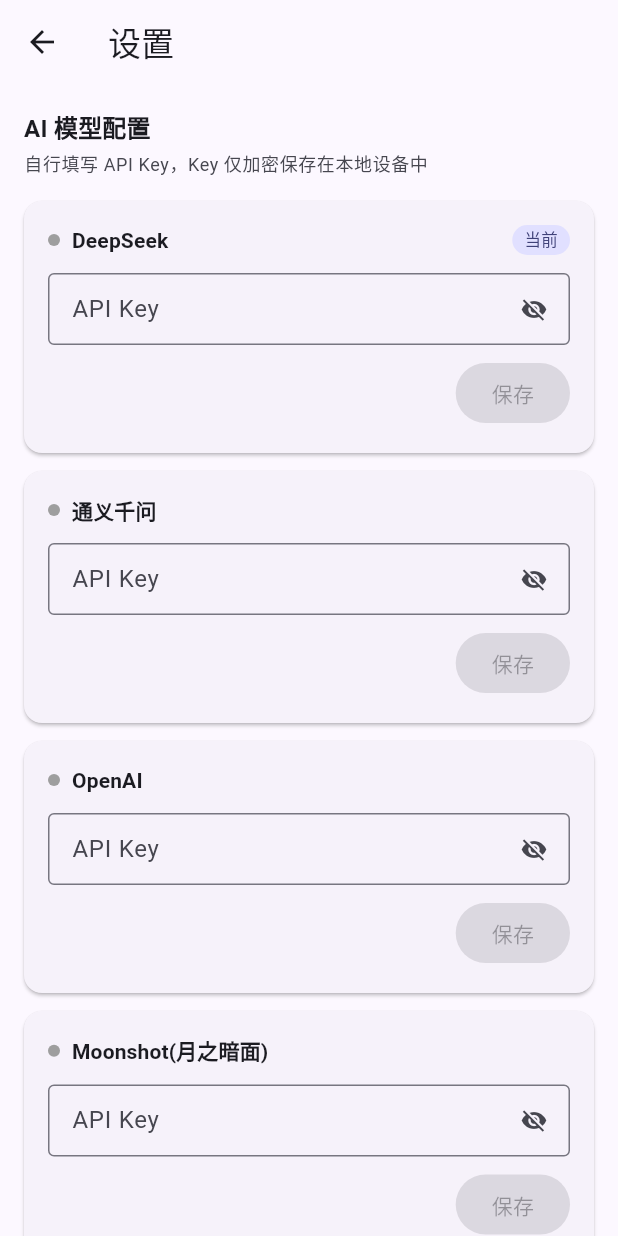
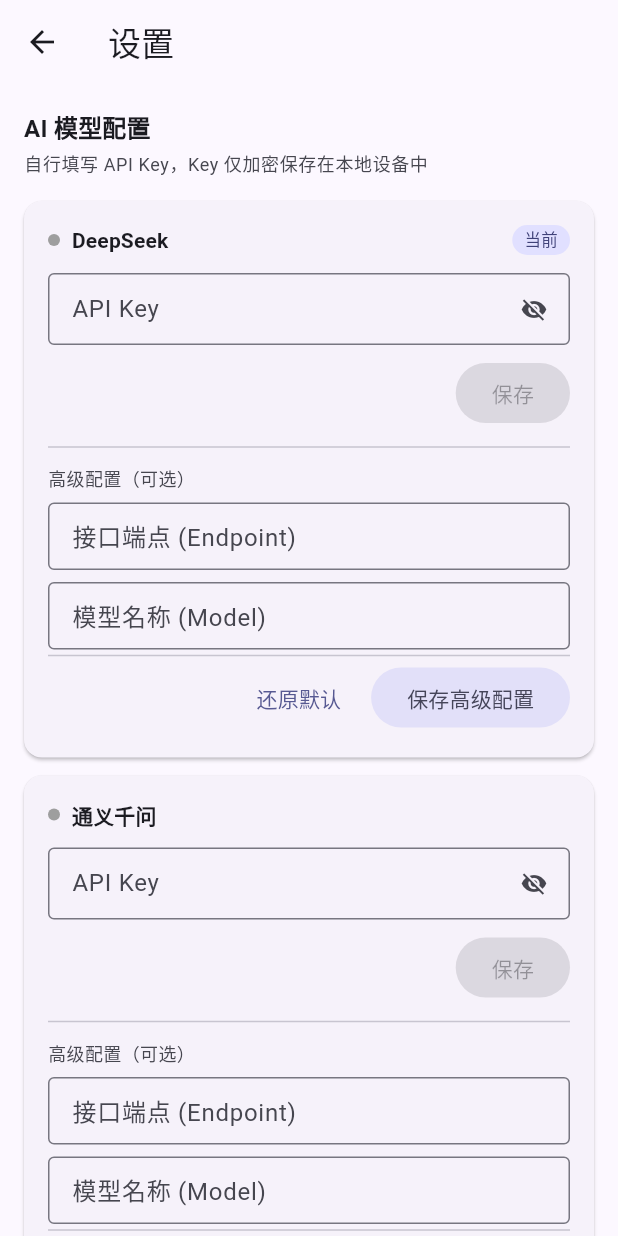
Before and after one commit to KongMingT/WriteAssistant, a Flutter app: the SettingsScreen screen opened directly, on a phone screen of 412 x 824 dp. Run offline on Flutter 3.47's test engine with Material 3 defaults, Android fonts, the phone set to English and light mode, and no system bars; our stand-ins replace dio, drift, file_picker, flutter_riverpod, flutter_secure_storage; accounts and stored records are empty; generated files the repository leaves out were written again.

Commit message:
feat: 设置页支持自定义端点/模型，AiClient 实际生效
- AiProvider 枚举新增 defaultModel，消除 ai_client 硬编码模型名
- 新增 get/save/deleteCustomEndpoint & CustomModel（按供应商隔离存储键）
- 设置页每个供应商卡片增加高级配置区：可自定义接口端点与模型名
- AiClient._getEndpoint/_defaultModel 改为异步读取自定义配置，优先级：显式传参 > 自定义 > 默认值

```diff
--- a/lib/core/ai/ai_client.dart
+++ b/lib/core/ai/ai_client.dart
@@ -23,8 +23,8 @@
     String model = '',
     bool stream = false,
   }) async {
-    final endpoint = _getEndpoint(provider);
-    final modelName = model.isEmpty ? _defaultModel(provider) : model;
+    final endpoint = await _getEndpoint(provider);
+    final modelName = await _defaultModel(provider, model);
 
     final response = await _dio.post(
       endpoint,
@@ -58,8 +58,8 @@
     required List<AiMessage> messages,
     String model = '',
   }) async* {
-    final endpoint = _getEndpoint(provider);
-    final modelName = model.isEmpty ? _defaultModel(provider) : model;
+    final endpoint = await _getEndpoint(provider);
+    final modelName = await _defaultModel(provider, model);
 
     final response = await _dio.post(
       endpoint,
@@ -100,21 +100,17 @@
     }
   }
 
-  String _getEndpoint(AiProvider provider) {
-    return provider.defaultEndpoint;
+  /// 解析最终端点：优先使用用户自定义的端点，否则使用供应商默认值
+  Future<String> _getEndpoint(AiProvider provider) async {
+    final custom = await getCustomEndpoint(provider);
+    return (custom == null || custom.trim().isEmpty) ? provider.defaultEndpoint : custom.trim();
   }
 
-  String _defaultModel(AiProvider provider) {
-    switch (provider) {
-      case AiProvider.deepseek:
-        return 'deepseek-chat';
-      case AiProvider.tongyi:
-        return 'qwen-plus';
-      case AiProvider.openai:
-        return 'gpt-4o-mini';
-      case AiProvider.moonshot:
-        return 'moonshot-v1-8k';
-    }
+  /// 解析最终模型名：显式传参 > 用户自定义 > 供应商默认值
+  Future<String> _defaultModel(AiProvider provider, String override) async {
+    if (override.isNotEmpty) return override;
+    final custom = await getCustomModel(provider);
+    return (custom == null || custom.trim().isEmpty) ? provider.defaultModel : custom.trim();
   }
 }
 
--- a/lib/core/ai/models/ai_model_config.dart
+++ b/lib/core/ai/models/ai_model_config.dart
@@ -5,14 +5,15 @@
 
 /// 支持的 AI 模型供应商
 enum AiProvider {
-  deepseek('DeepSeek', 'https://api.deepseek.com/v1/chat/completions'),
-  tongyi('通义千问', 'https://dashscope.aliyuncs.com/compatible-mode/v1/chat/completions'),
-  openai('OpenAI', 'https://api.openai.com/v1/chat/completions'),
-  moonshot('Moonshot(月之暗面)', 'https://api.moonshot.cn/v1/chat/completions');
+  deepseek('DeepSeek', 'https://api.deepseek.com/v1/chat/completions', 'deepseek-chat'),
+  tongyi('通义千问', 'https://dashscope.aliyuncs.com/compatible-mode/v1/chat/completions', 'qwen-plus'),
+  openai('OpenAI', 'https://api.openai.com/v1/chat/completions', 'gpt-4o-mini'),
+  moonshot('Moonshot(月之暗面)', 'https://api.moonshot.cn/v1/chat/completions', 'moonshot-v1-8k');
 
   final String displayName;
   final String defaultEndpoint;
-  const AiProvider(this.displayName, this.defaultEndpoint);
+  final String defaultModel;
+  const AiProvider(this.displayName, this.defaultEndpoint, this.defaultModel);
 }
 
 /// 单个 AI 模型配置
@@ -43,8 +44,6 @@
   static const openaiKey = 'ai_openai_api_key';
   static const moonshotKey = 'ai_moonshot_api_key';
   static const activeProvider = 'ai_active_provider';
-  static const customEndpoint = 'ai_custom_endpoint';
-  static const customModel = 'ai_custom_model';
 
   static String keyFor(AiProvider provider) {
     switch (provider) {
@@ -58,6 +57,12 @@
         return moonshotKey;
     }
   }
+
+  /// 自定义端点 Key（按供应商隔离，便于切换时不影响其他供应商）
+  static String endpointKeyFor(AiProvider provider) => 'ai_custom_endpoint_${provider.name}';
+
+  /// 自定义模型 Key（按供应商隔离）
+  static String modelKeyFor(AiProvider provider) => 'ai_custom_model_${provider.name}';
 }
 
 /// 获取已保存的 API Key
@@ -89,6 +94,36 @@
   await _secureStorage.write(key: AiStorageKeys.activeProvider, value: provider.name);
 }
 
+/// 获取自定义端点（无则返回 null）
+Future<String?> getCustomEndpoint(AiProvider provider) async {
+  return _secureStorage.read(key: AiStorageKeys.endpointKeyFor(provider));
+}
+
+/// 保存自定义端点
+Future<void> saveCustomEndpoint(AiProvider provider, String endpoint) async {
+  await _secureStorage.write(key: AiStorageKeys.endpointKeyFor(provider), value: endpoint);
+}
+
+/// 获取自定义模型名（无则返回 null）
+Future<String?> getCustomModel(AiProvider provider) async {
+  return _secureStorage.read(key: AiStorageKeys.modelKeyFor(provider));
+}
+
+/// 保存自定义模型名
+Future<void> saveCustomModel(AiProvider provider, String model) async {
+  await _secureStorage.write(key: AiStorageKeys.modelKeyFor(provider), value: model);
+}
+
+/// 删除自定义端点
+Future<void> deleteCustomEndpoint(AiProvider provider) async {
+  await _secureStorage.delete(key: AiStorageKeys.endpointKeyFor(provider));
+}
+
+/// 删除自定义模型名
+Future<void> deleteCustomModel(AiProvider provider) async {
+  await _secureStorage.delete(key: AiStorageKeys.modelKeyFor(provider));
+}
+
 // ===== Riverpod Provider =====
 
 /// 当前 AI 模型配置 Provider
--- a/lib/features/settings/settings_screen.dart
+++ b/lib/features/settings/settings_screen.dart
@@ -15,6 +15,8 @@
 
 class _SettingsScreenState extends ConsumerState<SettingsScreen> {
   final Map<AiProvider, TextEditingController> _keyControllers = {};
+  final Map<AiProvider, TextEditingController> _endpointControllers = {};
+  final Map<AiProvider, TextEditingController> _modelControllers = {};
   AiProvider _activeProvider = AiProvider.deepseek;
   bool _isLoading = true;
   bool _obscureText = true;
@@ -24,6 +26,8 @@
     super.initState();
     for (final p in AiProvider.values) {
       _keyControllers[p] = TextEditingController();
+      _endpointControllers[p] = TextEditingController();
+      _modelControllers[p] = TextEditingController();
     }
     _loadSettings();
   }
@@ -31,6 +35,12 @@
   @override
   void dispose() {
     for (final c in _keyControllers.values) {
+      c.dispose();
+    }
+    for (final c in _endpointControllers.values) {
+      c.dispose();
+    }
+    for (final c in _modelControllers.values) {
       c.dispose();
     }
     super.dispose();
@@ -43,8 +53,37 @@
       if (key != null) {
         _keyControllers[p]?.text = key;
       }
+      final endpoint = await getCustomEndpoint(p);
+      if (endpoint != null) {
+        _endpointControllers[p]?.text = endpoint;
+      }
+      final model = await getCustomModel(p);
+      if (model != null) {
+        _modelControllers[p]?.text = model;
+      }
     }
     if (mounted) setState(() => _isLoading = false);
+  }
+
+  Future<void> _saveAdvanced(AiProvider provider) async {
+    final endpoint = _endpointControllers[provider]?.text.trim() ?? '';
+    final model = _modelControllers[provider]?.text.trim() ?? '';
+    if (endpoint.isEmpty && model.isEmpty) return;
+    if (endpoint.isNotEmpty) {
+      await saveCustomEndpoint(provider, endpoint);
+    } else {
+      await deleteCustomEndpoint(provider);
+    }
+    if (model.isNotEmpty) {
+      await saveCustomModel(provider, model);
+    } else {
+      await deleteCustomModel(provider);
+    }
+    if (mounted) {
+      ScaffoldMessenger.of(context).showSnackBar(
+        SnackBar(content: Text('${provider.displayName} 高级配置已保存')),
+      );
+    }
   }
 
   Future<void> _saveKey(AiProvider provider) async {
@@ -196,6 +235,48 @@
                 child: const Text('保存'),
               ),
             ),
+            const Divider(height: 24),
+            Text('高级配置（可选）', style: TextStyle(fontSize: 12, color: theme.colorScheme.onSurfaceVariant)),
+            const SizedBox(height: 8),
+            TextField(
+              controller: _endpointControllers[provider],
+              decoration: InputDecoration(
+                labelText: '接口端点 (Endpoint)',
+                hintText: '默认: ${provider.defaultEndpoint}',
+                isDense: true,
+                border: const OutlineInputBorder(),
+                contentPadding: const EdgeInsets.symmetric(horizontal: 12, vertical: 10),
+              ),
+            ),
+            const SizedBox(height: 8),
+            TextField(
+              controller: _modelControllers[provider],
+              decoration: InputDecoration(
+                labelText: '模型名称 (Model)',
+                hintText: '默认: ${provider.defaultModel}',
+                isDense: true,
+                border: const OutlineInputBorder(),
+                contentPadding: const EdgeInsets.symmetric(horizontal: 12, vertical: 10),
+              ),
+            ),
+            const Divider(height: 8),
+            Row(
+              mainAxisAlignment: MainAxisAlignment.end,
+              children: [
+                TextButton(
+                  onPressed: () {
+                    _endpointControllers[provider]?.clear();
+                    _modelControllers[provider]?.clear();
+                  },
+                  child: const Text('还原默认'),
+                ),
+                const SizedBox(width: 8),
+                FilledButton.tonal(
+                  onPressed: () => _saveAdvanced(provider),
+                  child: const Text('保存高级配置'),
+                ),
+              ],
+            ),
           ],
         ),
       ),
```
